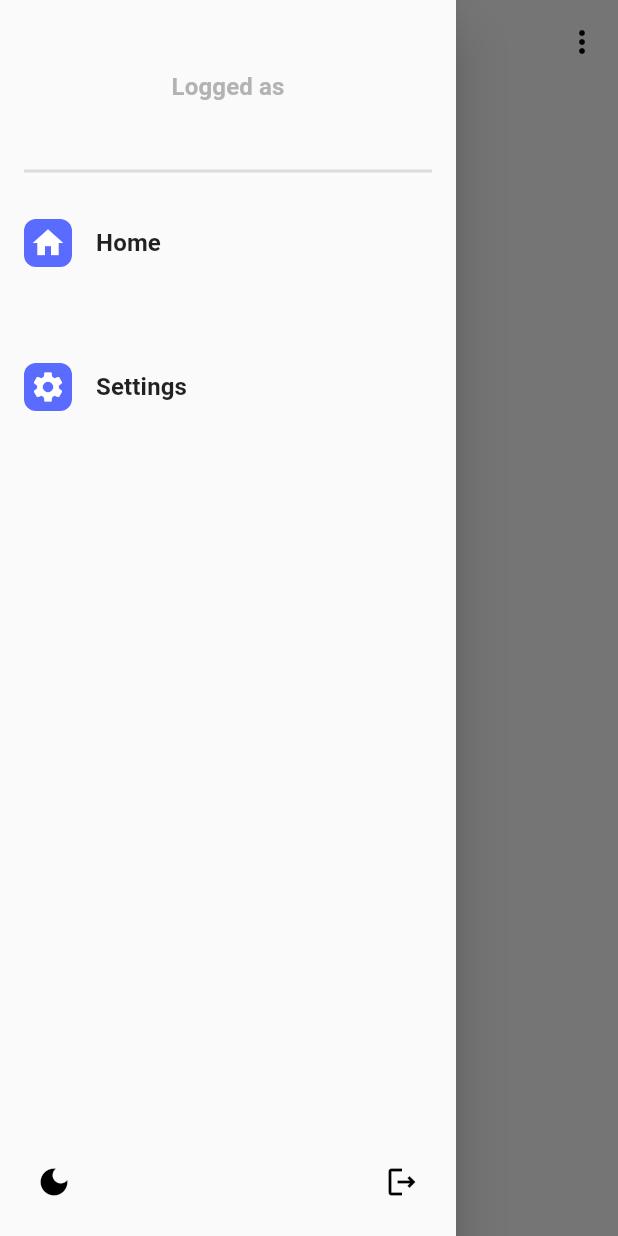
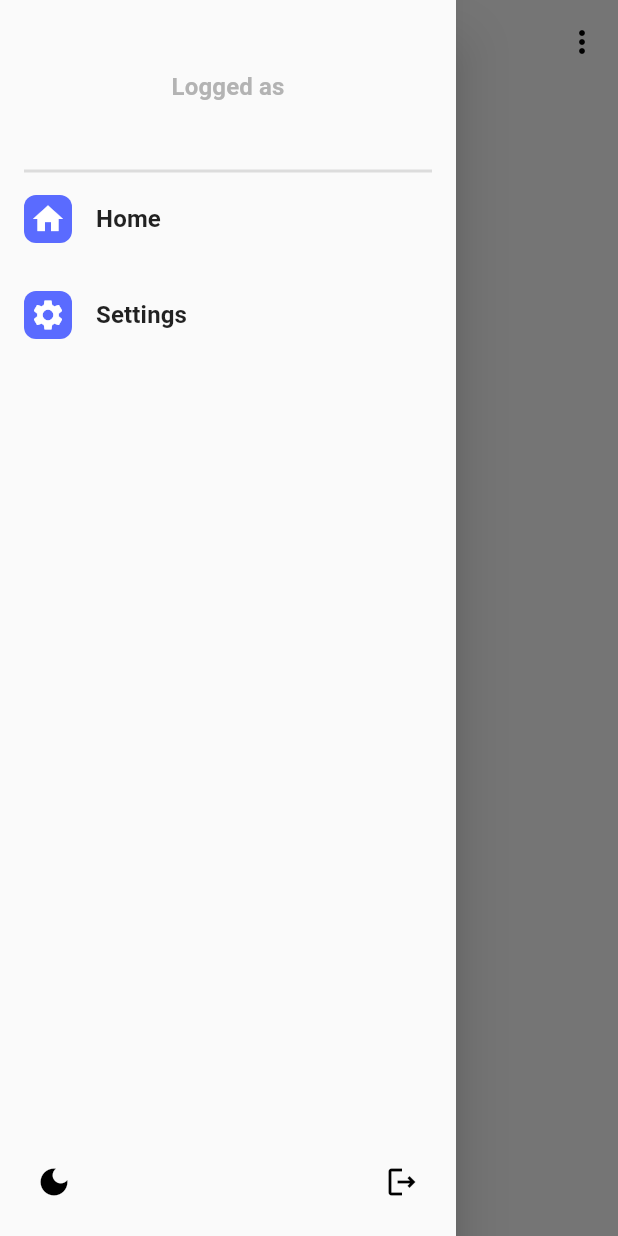
Before and after one commit to Bravco/cowlendar, a Flutter app: the screen it shows once a user with an empty profile is signed in, with the side drawer open, on a phone screen of 412 x 824 dp. Run offline on Flutter 3.47's test engine with Material 2 defaults, Android fonts, the phone set to English and light mode, and no system bars; our stand-ins replace cloud_firestore, email_validator, firebase_auth, firebase_core, firebase_messaging, focused_menu and 2 more; accounts and stored records are empty; network calls fail.

Commit message:
Fixed bugs

```diff
--- a/app/lib/provider/theme.dart
+++ b/app/lib/provider/theme.dart
@@ -91,7 +91,7 @@ class Themes {
     ),
     iconTheme: const IconThemeData(color: Colors.white, opacity: 1),
     listTileTheme: const ListTileThemeData(
-      contentPadding: EdgeInsets.all(8),
+      contentPadding: EdgeInsets.all(16),
       dense: true,
       horizontalTitleGap: 16,
       minLeadingWidth: 0,
--- a/app/lib/utils.dart
+++ b/app/lib/utils.dart
@@ -100,6 +100,10 @@ class Utils {
 
     int difference = daysBetween(now, calvingDate);
 
-    return difference;
+    if (difference < 0) {
+      return 0;
+    } else {
+      return difference;
+    }
   }
 }
--- a/app/lib/widget/drawer.dart
+++ b/app/lib/widget/drawer.dart
@@ -90,6 +90,7 @@ class MyDrawer extends StatelessWidget {
     required int pushPageIndex,
   }) {
     return ListTile(
+      contentPadding: const EdgeInsets.symmetric(horizontal: 16),
       leading: Container(
         padding: const EdgeInsets.all(4),
         decoration: BoxDecoration(
```
